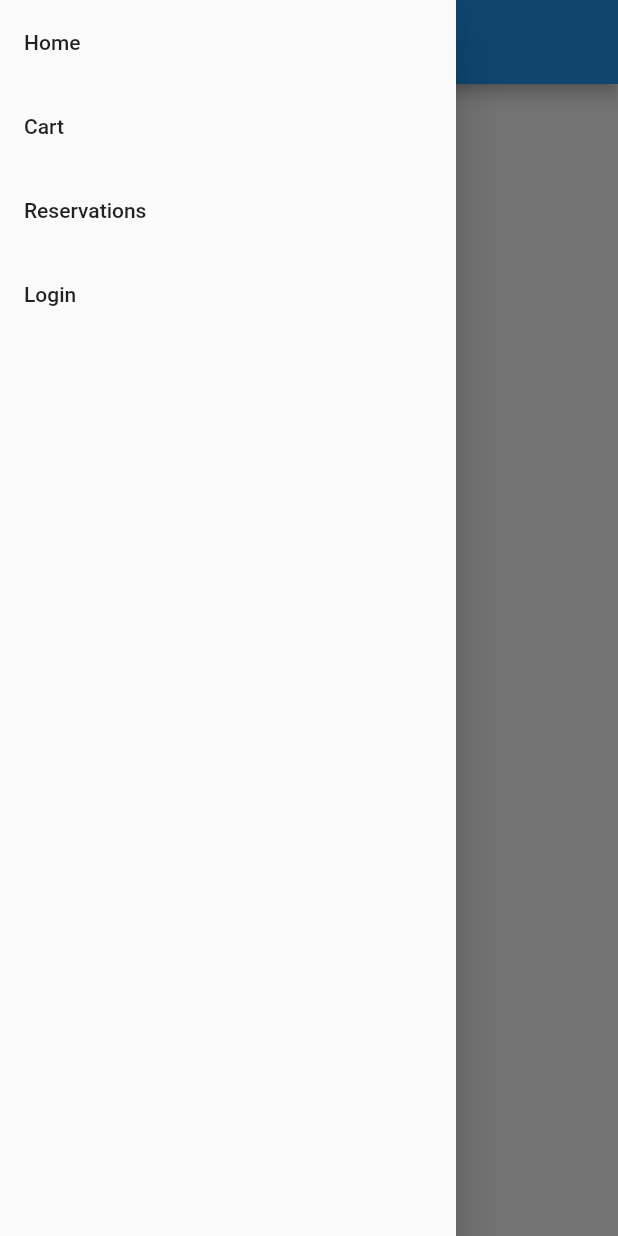
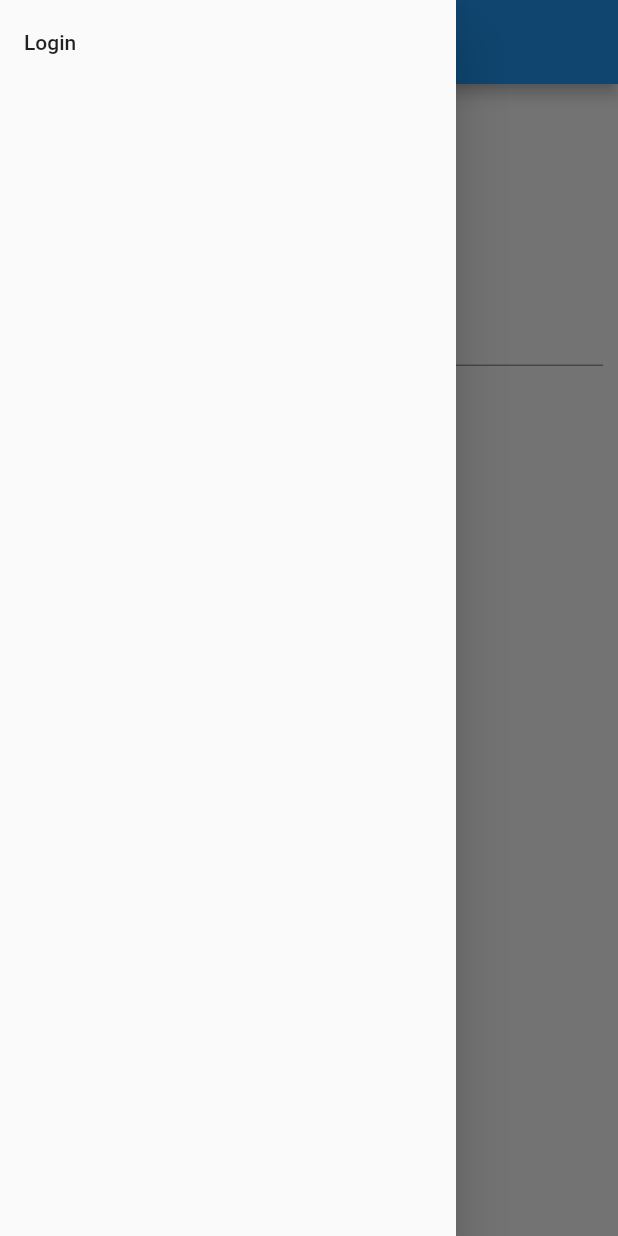
Before and after one commit to FadyTarekYohana/flutter_inventory_management_app, a Flutter app: the screen it shows after launch, with the side drawer open, on a phone screen of 412 x 824 dp. Run offline on Flutter 3.47's test engine with Material 2 defaults, Android fonts, the phone set to English and light mode, and no system bars; our stand-ins replace cloud_firestore, firebase_auth, firebase_core, firebase_storage, go_router, image_picker and 2 more; accounts and stored records are empty; generated files the repository leaves out were written again.

Commit message:
made logging in mandatory and ending reservations restores the items to stock

```diff
--- a/lib/presentation/app_scaffold.dart
+++ b/lib/presentation/app_scaffold.dart
@@ -46,6 +46,12 @@ class _AppScaffoldState extends State<AppScaffold> {
         drawer: Drawer(
           child: SafeArea(
             top: true,
+            child: Visibility(
+              replacement: ListTile(
+                title: const Text("Login"),
+                onTap: () => context.go("/login"),
+              ),
+              visible: FirebaseAuth.instance.currentUser != null,
               child: ListView(
                 padding: EdgeInsets.zero,
                 children: [
@@ -68,22 +74,16 @@ class _AppScaffoldState extends State<AppScaffold> {
                     title: const Text("Reservations"),
                     onTap: () => context.go("/reservations"),
                   ),
-                Visibility(
-                  replacement: ListTile(
-                    title: const Text("Login"),
-                    onTap: () => context.go("/login"),
-                  ),
-                  visible: FirebaseAuth.instance.currentUser != null,
-                  child: ListTile(
+                  ListTile(
                     title: const Text("Logout"),
                     onTap: () async {
                       await FirebaseAuth.instance.signOut();
                       // ignore: use_build_context_synchronously
-                      context.go("/");
+                      context.go("/login");
                     },
                   ),
+                ],
               ),
-              ],
             ),
           ),
         ),
--- a/lib/routes.dart
+++ b/lib/routes.dart
@@ -1,3 +1,4 @@
+import 'package:firebase_auth/firebase_auth.dart';
 import 'package:go_router/go_router.dart';
 import 'package:inventory_management_app/presentation/reservation_details_screen.dart';
 import 'package:inventory_management_app/presentation/reservations_screen.dart';
@@ -9,7 +10,9 @@ import 'package:inventory_management_app/presentation/login_screen.dart';
 import 'package:inventory_management_app/presentation/otp_screen.dart';
 import 'package:inventory_management_app/presentation/users_screen.dart';
 
-final GoRouter router = GoRouter(initialLocation: '/', routes: [
+final GoRouter router = GoRouter(
+    initialLocation: FirebaseAuth.instance.currentUser != null ? '/' : '/login',
+    routes: [
       GoRoute(
         name: 'home',
         path: '/',
@@ -28,7 +31,8 @@ final GoRouter router = GoRouter(initialLocation: '/', routes: [
       GoRoute(
         name: 'otp',
         path: '/otp',
-    builder: (context, state) => OtpScreen(phoneNumber: state.extra.toString()),
+        builder: (context, state) =>
+            OtpScreen(phoneNumber: state.extra.toString()),
       ),
       GoRoute(
         name: 'itemdetails',
```
Also changed, not shown: lib/presentation/reservation_details_screen.dart (+17 -7 lines). Lines whose indentation alone changed are shown as unchanged.
